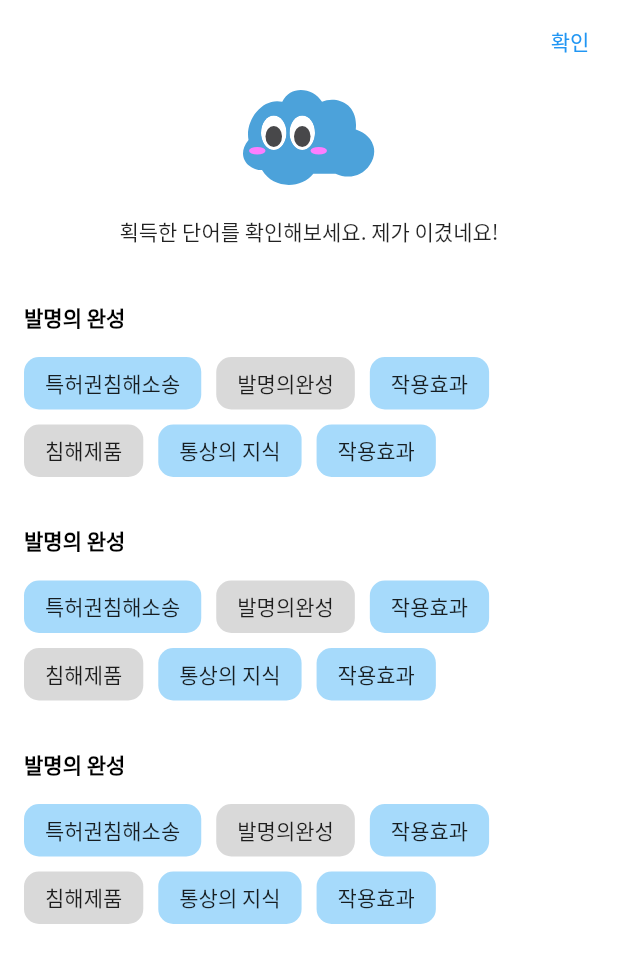
After one commit to CapstoneMemento/Memento_Flutter, a Flutter app: the QuizResultScreen screen opened directly, on a phone screen of 412 x 824 dp. The commit adds this screen. Shown: the top 963 px of the screen. Run offline on Flutter 3.47's test engine with Material 2 defaults, Android fonts, the phone set to English and light mode, and no system bars; our stand-ins replace extended_image, firebase_core, firebase_storage, flutter_svg, modal_bottom_sheet, percent_indicator; missing offline and left inert: document_scanner_flutter; accounts and stored records are empty; generated files the repository leaves out were written again; project files that could hold a hidden picture were left out.

Commit message:
Feat: 퀴즈 결과 화면 추가

```diff
--- /dev/null
+++ b/lib/screens/quiz/quiz_result_screen.dart
@@ -0,0 +1,124 @@
+import 'package:flutter/material.dart';
+import 'package:flutter_svg/flutter_svg.dart';
+import 'package:memento_flutter/themes/custom_theme.dart';
+import 'package:memento_flutter/widgets/app_bar/base_app_bar.dart';
+import 'package:memento_flutter/widgets/navigation_bar.dart';
+
+class QuizResultScreen extends StatelessWidget {
+  QuizResultScreen();
+
+  final Widget logoHappy = SvgPicture.asset('assets/images/logo_happy.svg',
+      semanticsLabel: '기뻐하는 메멘토 캐릭터 로고');
+
+  List<Map<String, dynamic>> results = [
+    {
+      "title": "발명의 완성",
+      "keywords": <Map<String, dynamic>>[
+        {"value": "특허권침해소송", "answer": true},
+        {"value": "발명의완성", "answer": false},
+        {"value": "작용효과", "answer": true},
+        {"value": "침해제품", "answer": false},
+        {"value": "통상의 지식", "answer": true},
+        {"value": "작용효과", "answer": true},
+      ]
+    },
+    {
+      "title": "발명의 완성",
+      "keywords": <Map<String, dynamic>>[
+        {"value": "특허권침해소송", "answer": true},
+        {"value": "발명의완성", "answer": false},
+        {"value": "작용효과", "answer": true},
+        {"value": "침해제품", "answer": false},
+        {"value": "통상의 지식", "answer": true},
+        {"value": "작용효과", "answer": true},
+      ]
+    },
+    {
+      "title": "발명의 완성",
+      "keywords": <Map<String, dynamic>>[
+        {"value": "특허권침해소송", "answer": true},
+        {"value": "발명의완성", "answer": false},
+        {"value": "작용효과", "answer": true},
+        {"value": "침해제품", "answer": false},
+        {"value": "통상의 지식", "answer": true},
+        {"value": "작용효과", "answer": true},
+      ]
+    },
+  ];
+
+  @override
+  Widget build(BuildContext context) {
+    return Scaffold(
+      appBar: BaseAppBar(actions: [
+        TextButton(
+            onPressed: () {
+              Navigator.of(context).pushAndRemoveUntil(
+                  MaterialPageRoute(
+                      builder: (context) => NavigationBarWidget(
+                            selectedIndex: 2,
+                          )),
+                  (route) => false);
+            },
+            child: const Text("확인"))
+      ]),
+      body: SingleChildScrollView(
+        child: Column(
+          children: [
+            logoHappy,
+            const SizedBox(
+              height: 20,
+            ),
+            SizedBox(
+                width: MediaQuery.of(context).size.width,
+                child: const Text(
+                  "획득한 단어를 확인해보세요. 제가 이겼네요!",
+                  textAlign: TextAlign.center,
+                )),
+            const SizedBox(
+              height: 20,
+            ),
+            ...results
+                .map((result) => Padding(
+                      padding: const EdgeInsets.all(16.0),
+                      child: Column(
+                        crossAxisAlignment: CrossAxisAlignment.start,
+                        children: [
+                          SizedBox(
+                            width: MediaQuery.of(context).size.width,
+                            child: Text(
+                              result["title"],
+                              style: CustomTheme.themeData.textTheme.titleSmall,
+                            ),
+                          ),
+                          const SizedBox(
+                            height: 16,
+                          ),
+                          Wrap(
+                            spacing: 10,
+                            runSpacing: 10,
+                            children: result["keywords"]
+                                .map<Widget>((keyword) => Container(
+                                      decoration: BoxDecoration(
+                                          color: keyword["answer"]
+                                              ? const Color(0xFFA6DAFB)
+                                              : const Color(0xFFD9D9D9),
+                                          borderRadius: const BorderRadius.all(
+                                              Radius.circular(10.0))),
+                                      child: Padding(
+                                        padding: const EdgeInsets.symmetric(
+                                            horizontal: 14, vertical: 7),
+                                        child: Text(keyword["value"]),
+                                      ),
+                                    ))
+                                .toList(),
+                          )
+                        ],
+                      ),
+                    ))
+                .toList()
+          ],
+        ),
+      ),
+    );
+  }
+}
--- a/lib/screens/quiz/quiz_start_screen.dart
+++ b/lib/screens/quiz/quiz_start_screen.dart
@@ -1,6 +1,6 @@
 import 'package:flutter/material.dart';
 import 'package:flutter_svg/flutter_svg.dart';
-import 'package:memento_flutter/screens/quiz/quiz_game_screen.dart';
+import 'package:memento_flutter/screens/quiz/quiz_result_screen.dart';
 import 'package:memento_flutter/themes/custom_theme.dart';
 
 class QuizStartScreen extends StatelessWidget {
@@ -13,8 +13,10 @@ class QuizStartScreen extends StatelessWidget {
   Widget build(BuildContext context) {
     return GestureDetector(
       onTap: () {
+        // Navigator.of(context)
+        //     .push(MaterialPageRoute(builder: (context) => QuizGameScreen()));
         Navigator.of(context)
-            .push(MaterialPageRoute(builder: (context) => QuizGameScreen()));
+            .push(MaterialPageRoute(builder: (context) => QuizResultScreen()));
       },
       child: Center(
         child: Column(
```
Also changed, not shown: assets/images/logo_happy.svg (added).
